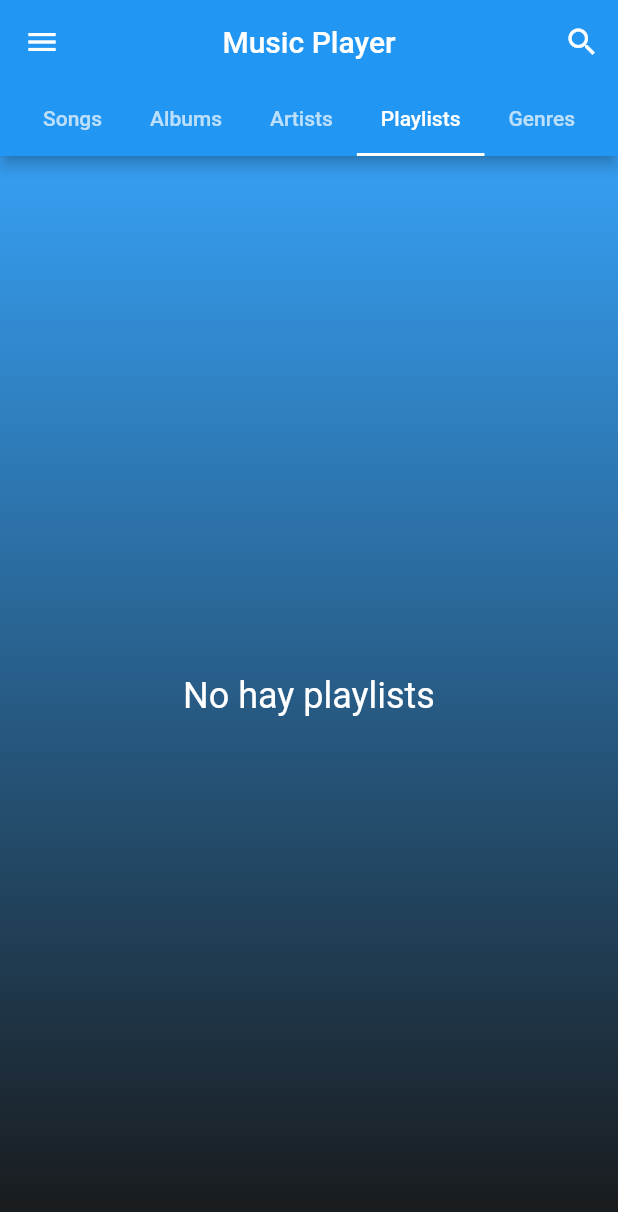
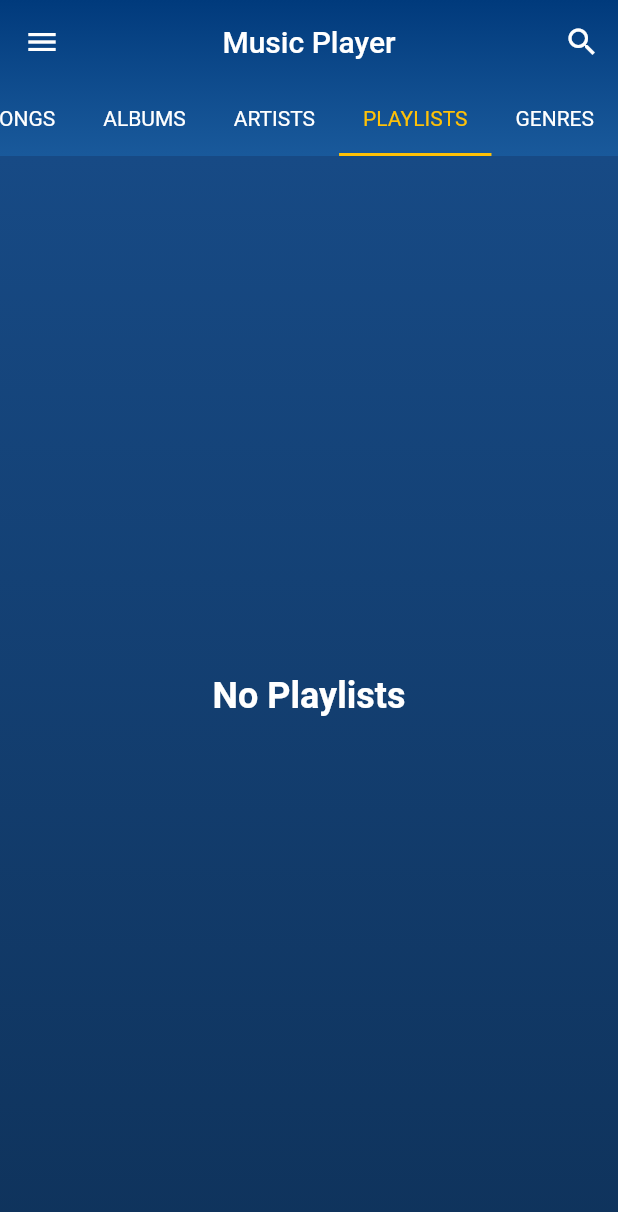
Before and after one commit to CesarArellano/Music-Player-App, a Flutter app: the screen it shows after launch, tab 4 chosen, on a phone screen of 412 x 824 dp. Shown: the top 1212 px of the screen. Run offline on Flutter 3.47's test engine with Material 2 defaults, Android fonts, the light colour scheme and no system bars; our stand-ins replace assets_audio_player, on_audio_query.

Commit message:
Designing UI

```diff
--- a/lib/screens/home_screen.dart
+++ b/lib/screens/home_screen.dart
@@ -1,9 +1,10 @@
 import 'package:flutter/material.dart';
 import 'package:provider/provider.dart';
-import 'package:on_audio_query/on_audio_query.dart';
 
 import 'package:music_player_app/providers/music_player_provider.dart';
 import 'package:music_player_app/screens/screens.dart';
+import '../widgets/widgets.dart';
+
 class HomeScreen extends StatefulWidget {
 
   const HomeScreen({Key? key}) : super(key: key);
@@ -38,9 +39,20 @@ class _HomeScreenState extends State<HomeScreen> with TickerProviderStateMixin {
 
     return Scaffold(
       appBar: AppBar(
+        elevation: 0.0,
         centerTitle: true,
-        // // backgroundColor: Colors.transparent,
-        // // elevation: 0.0,
+        flexibleSpace: Container(
+          decoration: const BoxDecoration(
+            gradient: LinearGradient(
+              begin: Alignment.topCenter,
+              end: Alignment.bottomCenter,
+              colors: [
+                Color(0xFF003A7C),
+                Color(0xCC174A85)
+              ]
+            ),
+        )
+        ),
         title: const Text('Music Player'),
         leading: IconButton(
           splashRadius: 22,
@@ -61,28 +73,31 @@ class _HomeScreenState extends State<HomeScreen> with TickerProviderStateMixin {
       ? null
       : musicPlayerProvider.songPlayed.title.isEmpty
         ? null
-        : _CurrentSongTile(playAnimation: _playAnimation)
+        : CurrentSongTile(playAnimation: _playAnimation)
     );
   }
 
   TabBar getTabBar() {
     return TabBar(
+      controller: _tabController,
       isScrollable: true,
-      controller: _tabController,
+      indicatorColor: Colors.amber,
+      labelColor: Colors.amber,
+      unselectedLabelColor: Colors.white,
+      labelStyle: const TextStyle(fontWeight: FontWeight.w400),
       tabs: const <Tab> [
-        Tab(text: 'Songs'),
-        Tab(text: 'Albums'),
-        Tab(text: 'Artists'),
-        Tab(text: 'Playlists'),
-        Tab(text: 'Genres'),
+        Tab(text: 'SONGS'),
+        Tab(text: 'ALBUMS'),
+        Tab(text: 'ARTISTS'),
+        Tab(text: 'PLAYLISTS'),
+        Tab(text: 'GENRES'),
       ]
     );
   }
 
   Widget getTabBarView() {
     return Stack(
-      clipBehavior: Clip.none,
-      children: <Widget>[
+      children: [
         const _CustomBackground(),
         TabBarView(
           controller: _tabController,
@@ -94,7 +109,7 @@ class _HomeScreenState extends State<HomeScreen> with TickerProviderStateMixin {
             GenresScreen(),
           ],
         ),
-      ]
+      ],
     );
   }
 
@@ -107,72 +122,17 @@ class _CustomBackground extends StatelessWidget {
 
   @override
   Widget build(BuildContext context) {
-    return Opacity(
-      opacity: 0.9,
-      child: Container(
+    return Container(
       decoration: const BoxDecoration(
         gradient: LinearGradient(
           begin: Alignment.topCenter,
           end: Alignment.bottomCenter,
           colors: [
-              Colors.blue,
-              Colors.black,
+            Color.fromRGBO(23, 74, 133, 1),
+            Color.fromARGB(255, 15, 51, 92),
           ]
         )
-        ),
       ),
     );
   }
 }
-
-class _CurrentSongTile extends StatelessWidget {
-  const _CurrentSongTile({
-    Key? key,
-    required this.playAnimation,
-  }) : super(key: key);
-
-  final AnimationController? playAnimation;
-
-  @override
-  Widget build(BuildContext context) {
-    final musicPlayerProvider = Provider.of<MusicPlayerProvider>(context);
-    final songPlayed = musicPlayerProvider.songPlayed;
-
-    return ListTile(
-      tileColor: Colors.black87,
-      leading: QueryArtworkWidget(
-        id: songPlayed.id,
-        type: ArtworkType.AUDIO,
-        artworkBorder: BorderRadius.zero,
-        artworkQuality: FilterQuality.high,
-      ),
-      trailing: Row(
-        mainAxisSize: MainAxisSize.min,
-        children: [
-          IconButton(
-            onPressed: () {
-              final isPlaying = musicPlayerProvider.audioPlayer.isPlaying.value;
-              if( isPlaying ) {
-                playAnimation?.reverse();
-                musicPlayerProvider.audioPlayer.pause();
-              } else {
-                playAnimation?.forward();
-                musicPlayerProvider.audioPlayer.play();
-              }
-            },
-            icon: AnimatedIcon(
-              progress: playAnimation!,
-              icon: AnimatedIcons.play_pause,
-              color: Colors.blue,
-            )
-          )
-        ],
-      ),
-      title: Text(songPlayed.title, maxLines: 1, overflow: TextOverflow.ellipsis,),
-      subtitle: Text(songPlayed.artist ?? 'No artist'),
-      onTap: (){
-
-      },
-    );
-  }
-}
--- a/lib/screens/tabs/playlists_screen.dart
+++ b/lib/screens/tabs/playlists_screen.dart
@@ -45,6 +45,8 @@ class _PlaylistsScreenState extends State<PlaylistsScreen> with AutomaticKeepAli
             );
           }
         )
-      : const Center( child: Text('No hay playlists', style: TextStyle(fontSize: 24),) );
+      : const Center(
+        child: Text('No Playlists', style: TextStyle(fontSize: 24, fontWeight: FontWeight.bold))
+      );
   }
 }
--- a/lib/theme/app_theme.dart
+++ b/lib/theme/app_theme.dart
@@ -3,6 +3,8 @@ import 'package:flutter/material.dart';
 class AppTheme {
   static ThemeData lightTheme = ThemeData.light().copyWith(
     textTheme: Typography().white,
+    splashFactory: InkRipple.splashFactory,
+    splashColor: Colors.white10
   );
 
   static ThemeData darkTheme = ThemeData.dark();
--- /dev/null
+++ b/lib/widgets/widgets.dart
@@ -0,0 +1,2 @@
+export 'package:music_player_app/widgets/ripple_tile.dart';
+export 'package:music_player_app/widgets/current_song_tile.dart';
```
Also changed, not shown: lib/screens/tabs/albums_screens.dart (+5 -3 lines), lib/screens/tabs/artists_screen.dart (+5 -4 lines), lib/screens/tabs/genres_screen.dart (+5 -3 lines), lib/screens/tabs/songs_screen.dart (+11 -10 lines), lib/widgets/current_song_tile.dart (added, +75 -0 lines), lib/widgets/ripple_tile.dart (added, +30 -0 lines). Lines whose indentation alone changed are shown as unchanged.
